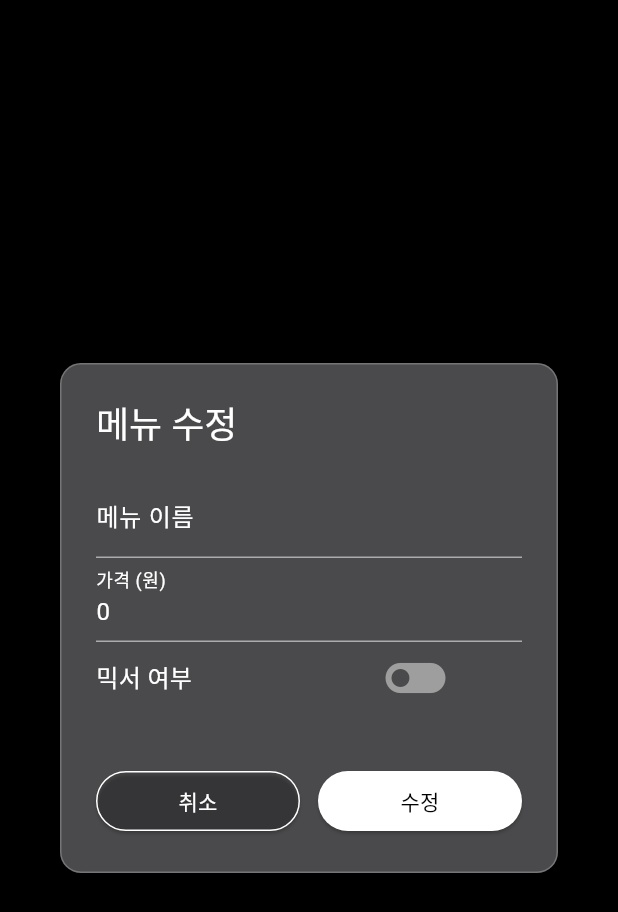
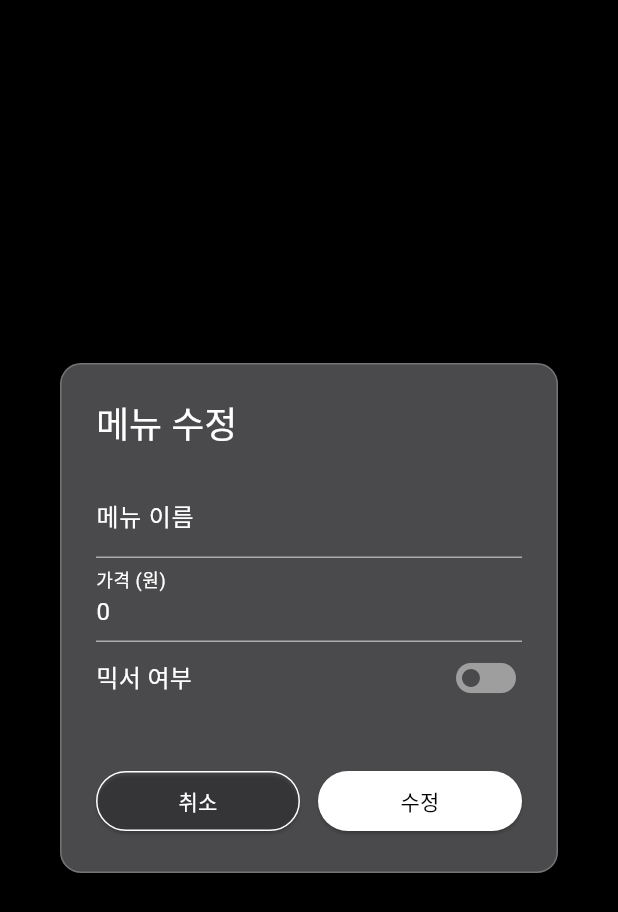
Before and after one commit to lee-jaemmin/tablebid, a Flutter app: the SetMenuModifyWindow widget shown alone on an empty page, opened directly with empty values, on a phone screen of 412 x 824 dp. Shown: the top 912 px of the screen. Run offline on Flutter 3.47's test engine with Material 3 defaults, Android fonts, the phone set to English and light mode, and no system bars; our stand-ins replace cloud_firestore, firebase_auth, firebase_core, firebase_messaging, flutter_local_notifications, package_info_plus and 1 more; missing offline and left inert: firebase_app_check, kakao_flutter_sdk_user; accounts and stored records are empty; generated files the repository leaves out were written again; network calls fail.

Commit message:
[chore] 디자인

```diff
--- a/lib/widgets/set_menu_modify_window.dart
+++ b/lib/widgets/set_menu_modify_window.dart
@@ -103,12 +103,10 @@ class _SetMenuModifyWindowState extends State<SetMenuModifyWindow> {
                   decoration: const InputDecoration(labelText: '가격 (원)'),
                 ),
                 Row(
+                  mainAxisAlignment: MainAxisAlignment.spaceBetween,
                   children: [
-                    Expanded(
-                      child: Text('믹서 여부', style: TextStyle(fontSize: 16)),
-                    ),
-                    Expanded(
-                      child: GestureDetector(
+                    Text('믹서 여부', style: TextStyle(fontSize: 16)),
+                    GestureDetector(
                       onTap: () {
                         setState(() {
                           _hasMixer = !_hasMixer;
@@ -124,7 +122,6 @@ class _SetMenuModifyWindowState extends State<SetMenuModifyWindow> {
                               Icons.toggle_off,
                               size: 48,
                               color: Colors.grey,
-                              ),
                             ),
                     ),
                   ],
```
Lines whose indentation alone changed are shown as unchanged.
